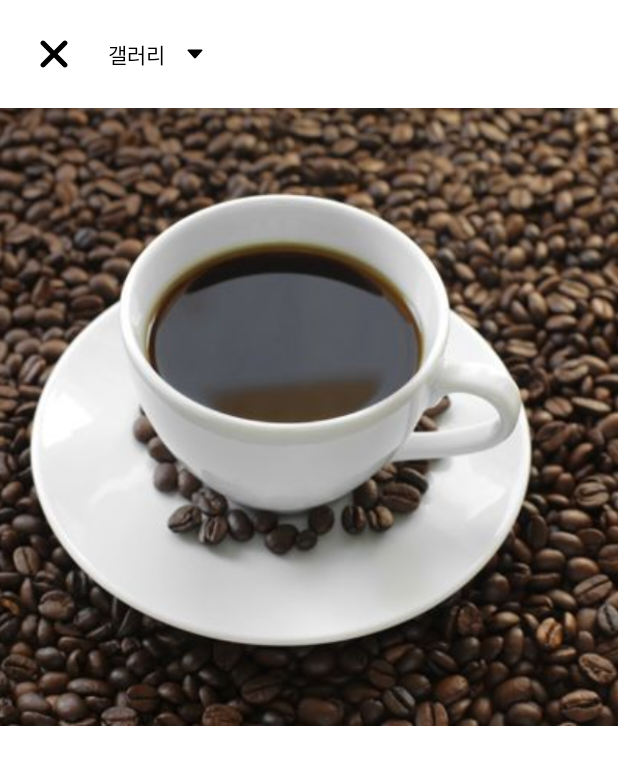
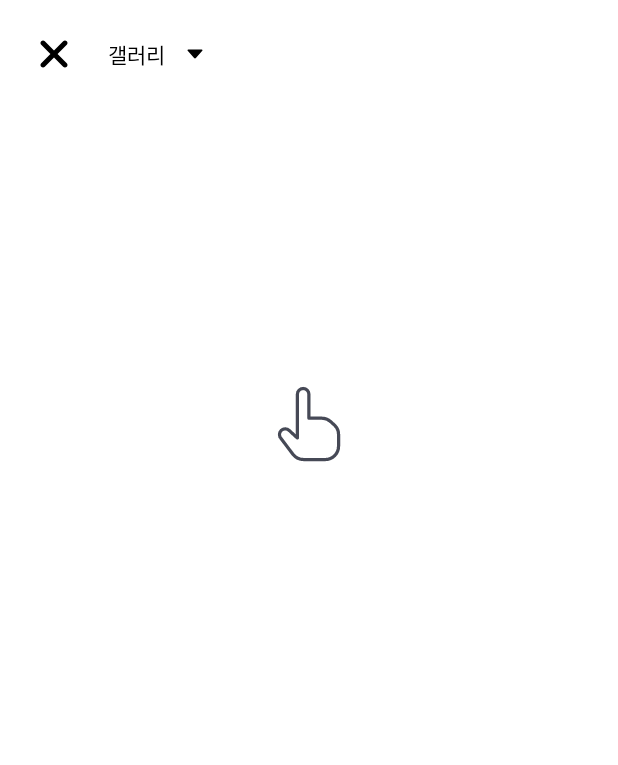
Before and after one commit to ShirimpBurger/Invito, an Android app: the screen it shows after launch (GalleryActivity), on a phone screen of 412 x 824 dp. Shown: the top 765 px of the screen. Run offline under Robolectric (Android 15) with nearby library versions, the phone set to English and light mode, and no system bars; our stand-ins replace data binding.

Commit message:
feature : 갤러리 초기 진입 애니메이션 추가

```diff
--- a/app/src/main/java/com/hbs/invito/extensions/bindingadapter/ImageViewBindingAdapter.kt
+++ b/app/src/main/java/com/hbs/invito/extensions/bindingadapter/ImageViewBindingAdapter.kt
@@ -4,12 +4,12 @@ import android.widget.ImageView
 import androidx.databinding.BindingAdapter
 import com.bumptech.glide.Glide
 import com.bumptech.glide.load.resource.drawable.DrawableTransitionOptions
+import com.hbs.invito.R
 import com.hbs.invito.data.MediaStoreImage
-
+import com.hbs.invito.data.RecyclerViewMediaImageList
 
 @BindingAdapter(value = ["galleryImage"])
 fun ImageView.setGalleryImage(mediaStoreImage: MediaStoreImage) {
-
     Glide
         .with(this)
         .load(mediaStoreImage.contentUri)
@@ -17,3 +17,19 @@ fun ImageView.setGalleryImage(mediaStoreImage: MediaStoreImage) {
         .override(width, width)
         .into(this)
 }
+
+
+@BindingAdapter(value = ["pickGalleryImage"])
+fun ImageView.setPickGalleryImage(storeImageList: RecyclerViewMediaImageList?) {
+    val mediaUri = if(storeImageList == null || storeImageList.isEmpty()) {
+        R.drawable.tab_click
+    } else {
+        storeImageList.last().item.contentUri
+    }
+
+    Glide
+        .with(this)
+        .load(mediaUri)
+        .transition(DrawableTransitionOptions.withCrossFade(125))
+        .into(this)
+}
--- a/app/src/main/java/com/hbs/invito/ui/gallery/GalleryActivity.kt
+++ b/app/src/main/java/com/hbs/invito/ui/gallery/GalleryActivity.kt
@@ -10,6 +10,7 @@ import androidx.lifecycle.ViewModelProvider
 import androidx.lifecycle.lifecycleScope
 import com.hbs.invito.databinding.ActivityGalleryBinding
 import com.hbs.invito.extensions.PermissionEnvironment
+import com.hbs.invito.extensions.bindingadapter.setPickGalleryImage
 import com.hbs.invito.extensions.checkAndRequestPermissions
 import kotlinx.coroutines.launch
 
@@ -46,6 +47,7 @@ class GalleryActivity : AppCompatActivity() {
     }
 
     private fun initView() {
+        binding.lifecycleOwner = this
         binding.setGalleryCallback { view ->
 
         }
@@ -64,6 +66,10 @@ class GalleryActivity : AppCompatActivity() {
         viewModel.folders.observe(this, { folders ->
 //            binding.tvGalleryPath.text = folders[0].displayName
         })
+
+        viewModel.selectImages.observe(this, { selectImages ->
+            binding.ivGallerySelection.setPickGalleryImage(selectImages)
+        })
     }
 
     private fun requestPermissionForReadGalleries() {
--- a/app/src/main/java/com/hbs/invito/ui/gallery/GalleryViewModel.kt
+++ b/app/src/main/java/com/hbs/invito/ui/gallery/GalleryViewModel.kt
@@ -1,9 +1,7 @@
 package com.hbs.invito.ui.gallery
 
 import android.content.Context
-import androidx.lifecycle.LiveData
-import androidx.lifecycle.MutableLiveData
-import androidx.lifecycle.ViewModel
+import androidx.lifecycle.*
 import com.hbs.invito.data.*
 import com.hbs.invito.domain.model.MediaRepository
 import com.hbs.invito.domain.model.MediaRepositoryImpl
--- a/app/src/main/res/layout/activity_gallery.xml
+++ b/app/src/main/res/layout/activity_gallery.xml
@@ -72,10 +72,11 @@
                     </androidx.constraintlayout.widget.ConstraintLayout>
 
                     <ImageView
+                        android:id="@+id/iv_gallery_selection"
                         android:layout_width="0dp"
                         android:layout_height="0dp"
-                        android:scaleType="centerCrop"
-                        android:src="@drawable/coffee"
+                        android:scaleType="center"
+                        tools:src="@drawable/coffee"
                         app:layout_constraintBottom_toBottomOf="parent"
                         app:layout_constraintDimensionRatio="1:1"
                         app:layout_constraintEnd_toEndOf="parent"
```
Also changed, not shown: app/src/main/res/drawable/tab_click.gif (added).
